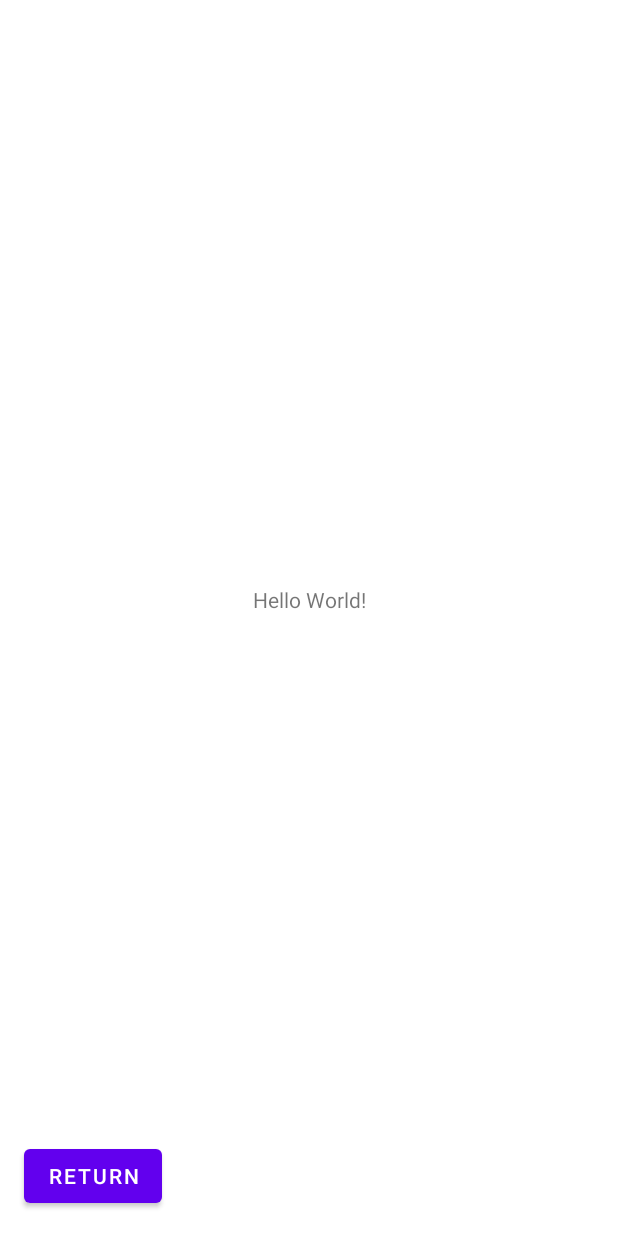
After one commit to Learnifyr/app, an Android app: the layout activity_cijfers.xml on its own in the app's theme, with its tools: preview values and no code run, on a phone screen of 412 x 824 dp. The commit adds this screen. Run offline under Robolectric (Android 15) with nearby library versions, the phone set to English and light mode, and no system bars.

Commit message:
Added dumb news

```diff
--- a/app/src/main/java/com/tuinboon/somtomorrow/MainActivity.java
+++ b/app/src/main/java/com/tuinboon/somtomorrow/MainActivity.java
@@ -88,7 +88,7 @@
 
             @Override
             public void onFailure(Call<MyObject> call, Throwable t) {
-                textView.setText(t.getMessage());
+                textView.setText(t.getMessage())
             }
         });
     }
--- /dev/null
+++ b/app/src/main/res/layout/activity_cijfers.xml
@@ -0,0 +1,27 @@
+<?xml version="1.0" encoding="utf-8"?>
+<androidx.constraintlayout.widget.ConstraintLayout xmlns:android="http://schemas.android.com/apk/res/android"
+    xmlns:app="http://schemas.android.com/apk/res-auto"
+    android:layout_width="match_parent"
+    android:layout_height="match_parent">
+
+    <Button
+        android:id="@+id/back2"
+        android:layout_width="wrap_content"
+        android:layout_height="wrap_content"
+        android:layout_marginStart="16dp"
+        android:layout_marginBottom="16dp"
+        android:text="Return"
+        app:layout_constraintBottom_toBottomOf="parent"
+        app:layout_constraintStart_toStartOf="parent" />
+
+    <TextView
+        android:id="@+id/textView"
+        android:layout_width="wrap_content"
+        android:layout_height="wrap_content"
+        android:text="Hello World!"
+        app:layout_constraintBottom_toBottomOf="parent"
+        app:layout_constraintEnd_toEndOf="parent"
+        app:layout_constraintStart_toStartOf="parent"
+        app:layout_constraintTop_toTopOf="parent"
+        app:layout_constraintVertical_bias="0.485" />
+</androidx.constraintlayout.widget.ConstraintLayout>
```
